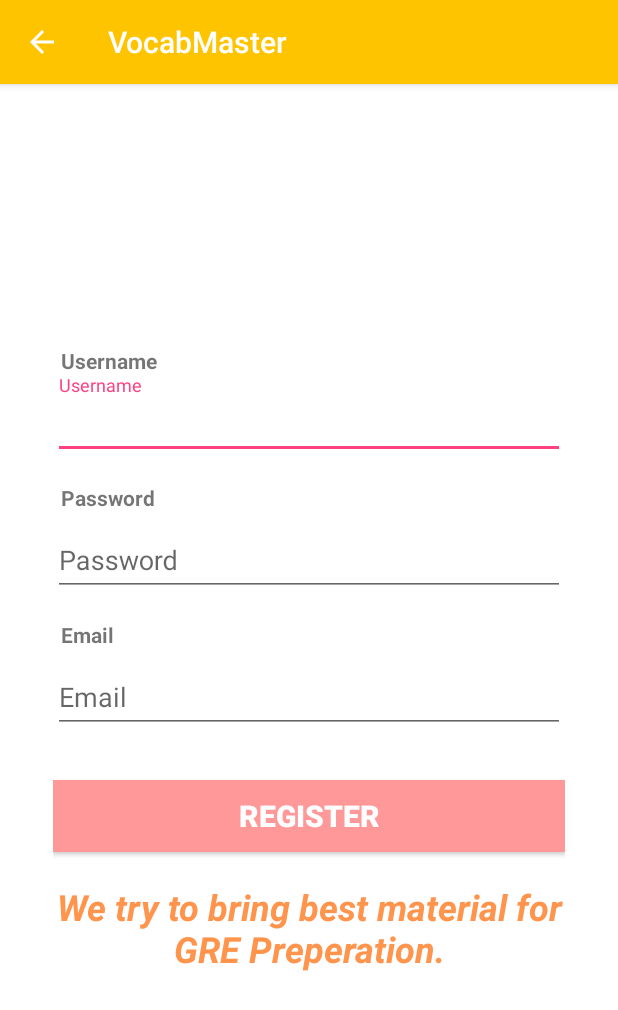
After one commit to ssahilsahil798/VocabMaestroAndroid, an Android app: the Register screen opened directly, with no data from a screen before it, on a phone screen of 412 x 824 dp. The commit adds this screen. Shown: the top 1010 px of the screen. Run offline under Robolectric (Android 15) with nearby library versions, the phone set to English and light mode, and no system bars; libraries missing offline, so code that uses them is left out: retrofit.client.

Commit message:
only logout and design changes left now

```diff
--- /dev/null
+++ b/app/src/main/java/com/master/vocab/vocabmaster/Activity/Register.java
@@ -0,0 +1,114 @@
+package com.master.vocab.vocabmaster.Activity;
+
+import android.content.Intent;
+import android.content.SharedPreferences;
+import android.os.Bundle;
+import android.support.annotation.Nullable;
+import android.support.v7.app.AppCompatActivity;
+import android.util.Patterns;
+import android.view.View;
+import android.widget.Button;
+import android.widget.EditText;
+
+import com.master.vocab.vocabmaster.Api.ApiClient;
+import com.master.vocab.vocabmaster.MainActivity;
+import com.master.vocab.vocabmaster.R;
+import com.master.vocab.vocabmaster.SharedPref.SharedPrefs;
+
+import org.json.JSONException;
+import org.json.JSONObject;
+
+import java.util.regex.Pattern;
+
+import retrofit.Callback;
+import retrofit.RetrofitError;
+import retrofit.client.Response;
+
+/**
+ * Created by sahildeswal on 15/09/16.
+ */
+public class Register extends AppCompatActivity {
+
+    private EditText username;
+    private EditText password;
+    private Button registerButton;
+    private EditText email;
+
+    @Override
+    protected void onCreate(@Nullable Bundle savedInstanceState) {
+        super.onCreate(savedInstanceState);
+        setContentView(R.layout.register);
+
+
+        username = (EditText)findViewById(R.id.username_register);
+        password = (EditText)findViewById(R.id.password_register);
+        email = (EditText)findViewById(R.id.email_register);
+
+        registerButton = (Button)findViewById(R.id.register);
+
+        registerButton.setOnClickListener(new View.OnClickListener() {
+            @Override
+            public void onClick(View view) {
+                if(checkData() == true){
+                    ApiClient.getFeedApiInterface().manualRegister(username.getText().toString(), password.getText().toString(), email.getText().toString(), new Callback<String>() {
+                        @Override
+                        public void success(String s, Response response) {
+
+                            try {
+                                JSONObject obj = new JSONObject(s);
+                                int created = Integer.parseInt(obj.optString("created"));
+                                String username_returned = obj.optString("username");
+                                String api_key_returned = obj.optString("api_key");
+                                if(created == 1){
+                                    SharedPrefs.putString(getApplicationContext(), "registered", "reg");
+                                    SharedPrefs.putString(getApplicationContext(), "username", username_returned);
+                                    SharedPrefs.putString(getApplicationContext(), "api_key", api_key_returned);
+                                    Intent intent = new Intent(Register.this, MainActivity.class);
+                                    startActivity(intent);
+                                    finish();
+                                }
+
+                            } catch (JSONException e) {
+                                e.printStackTrace();
+                            }
+                        }
+
+                        @Override
+                        public void failure(RetrofitError error) {
+
+                        }
+                    });
+                }
+            }
+        });
+
+
+
+    }
+
+    private boolean validEmail(String email) {
+        Pattern pattern = Patterns.EMAIL_ADDRESS;
+        return pattern.matcher(email).matches();
+    }
+
+    private boolean checkData() {
+        String user = username.getText().toString();
+        String pass = password.getText().toString();
+        String emailid = email.getText().toString();
+        if(null == user || user == ""){
+            return false;
+        }
+        else if(null == pass || pass == ""){
+            return false;
+        }
+        else if(null == email || emailid == ""){
+            return false;
+        }
+        else if(validEmail(emailid) == false){
+            return false;
+        }else{
+            return true;
+        }
+
+    }
+}
--- a/app/src/main/java/com/master/vocab/vocabmaster/Api/ApiClient.java
+++ b/app/src/main/java/com/master/vocab/vocabmaster/Api/ApiClient.java
@@ -13,7 +13,7 @@ public class ApiClient {
 
 
         public static RestAdapter getRestAdapter() {
-            return GlobalClass.get_instance().getRestAdapter();
+            return GlobalClass.getInstance().getRestAdapter();
         }
 
         public static FeedApiInterface getFeedApiInterface() {
--- a/app/src/main/java/com/master/vocab/vocabmaster/Api/FeedApiInterface.java
+++ b/app/src/main/java/com/master/vocab/vocabmaster/Api/FeedApiInterface.java
@@ -18,13 +18,13 @@ public interface FeedApiInterface {
 
     @Headers("content-type: application/x-www-form-urlencoded")
     @FormUrlEncoded
-    @POST("user/auth/login")
+    @POST("/user/auth/login/")
     public void manualLogin(@Field("username") String username, @Field("password") String password, Callback<String> cb);
 
     @Headers("content-type: application/x-www-form-urlencoded")
     @FormUrlEncoded
-    @POST("user/register")
-    public void manualRegister(@Field("username") String username, @Field("password") String password, Callback<String> cb);
+    @POST("/user/register/")
+    public void manualRegister(@Field("username") String username, @Field("password") String password, @Field("email") String email, Callback<String> cb);
 
     @GET("/cardstatus")
     public void getUserCardStatus(Callback<String> cb);
--- a/app/src/main/java/com/master/vocab/vocabmaster/SharedPref/SharedPrefs.java
+++ b/app/src/main/java/com/master/vocab/vocabmaster/SharedPref/SharedPrefs.java
@@ -38,7 +38,7 @@ public class SharedPrefs {
     }
 
     public static void clearSharedPrefs(){
-        SharedPreferences s = getSharedPreferences(GlobalClass.get_instance().getApplicationContext(), getKeyValueStoreName());
+        SharedPreferences s = getSharedPreferences(GlobalClass.getInstance().getApplicationContext(), getKeyValueStoreName());
         s.edit().clear().commit();
     }
 
--- /dev/null
+++ b/app/src/main/res/layout/register.xml
@@ -0,0 +1,103 @@
+<?xml version="1.0" encoding="utf-8"?>
+<RelativeLayout xmlns:android="http://schemas.android.com/apk/res/android"
+    android:orientation="vertical"
+    android:background="#ffffff"
+    android:layout_width="match_parent"
+    android:layout_height="match_parent">
+
+    <LinearLayout
+        android:layout_width="match_parent"
+        android:orientation="vertical"
+        android:layout_marginTop="40dp"
+        android:layout_centerInParent="true"
+        android:layout_marginLeft="35dp"
+        android:layout_marginRight="35dp"
+        android:layout_height="wrap_content">
+
+        <TextView
+            android:layout_width="wrap_content"
+            android:textStyle="bold"
+            android:layout_marginLeft="5dp"
+            android:text="Username"
+            android:layout_height="wrap_content" />
+
+        <android.support.design.widget.TextInputLayout
+            android:layout_width="match_parent"
+            android:layout_marginBottom="@dimen/activity_horizontal_margin"
+            android:layout_height="wrap_content">
+
+            <EditText
+                android:id="@+id/username_register"
+                android:layout_width="match_parent"
+                android:hint="Username"
+                android:layout_height="wrap_content" />
+
+        </android.support.design.widget.TextInputLayout>
+
+        <TextView
+            android:layout_width="wrap_content"
+            android:textStyle="bold"
+            android:layout_marginLeft="5dp"
+            android:text="Password"
+            android:layout_height="wrap_content" />
+
+        <android.support.design.widget.TextInputLayout
+            android:layout_width="match_parent"
+            android:layout_marginBottom="@dimen/activity_horizontal_margin"
+            android:layout_height="wrap_content">
+
+            <EditText
+                android:id="@+id/password_register"
+                android:layout_width="match_parent"
+                android:hint="Password"
+                android:layout_height="wrap_content" />
+
+        </android.support.design.widget.TextInputLayout>
+
+
+        <TextView
+            android:layout_width="wrap_content"
+            android:textStyle="bold"
+            android:layout_marginLeft="5dp"
+            android:text="Email"
+            android:layout_height="wrap_content" />
+
+        <android.support.design.widget.TextInputLayout
+            android:layout_width="match_parent"
+            android:layout_marginBottom="@dimen/activity_horizontal_margin"
+            android:layout_height="wrap_content">
+
+            <EditText
+                android:id="@+id/email_register"
+                android:layout_width="match_parent"
+                android:hint="Email"
+                android:layout_height="wrap_content" />
+
+        </android.support.design.widget.TextInputLayout>
+
+
+
+        <Button
+            android:layout_marginTop="15dp"
+            android:id="@+id/register"
+            android:text="Register"
+            android:background="#ff9999"
+            android:textStyle="bold"
+            android:textColor="#ffffff"
+            android:textSize="20sp"
+            android:layout_width="match_parent"
+            android:layout_height="wrap_content" />
+
+
+        <TextView
+            android:text="We try to bring best material for GRE Preperation."
+            android:textSize="24sp"
+            android:gravity="center"
+            android:layout_marginTop="20dp"
+            android:textStyle="italic|bold"
+            android:textColor="#ff944d"
+            android:layout_width="match_parent"
+            android:layout_height="wrap_content" />
+    </LinearLayout>
+
+</RelativeLayout>
--- a/app/src/main/res/menu/activity_main_drawer.xml
+++ b/app/src/main/res/menu/activity_main_drawer.xml
@@ -1,6 +1,8 @@
 <?xml version="1.0" encoding="utf-8"?>
 <menu xmlns:android="http://schemas.android.com/apk/res/android">
 
+    <item android:title="Gre Words"
+        android:id="@+id/main_act"/>
 
 
 
```
Also changed, not shown: app/src/main/AndroidManifest.xml (+26 -2 lines), app/src/main/java/com/master/vocab/vocabmaster/Activity/Login.java (added, +104 -0 lines), app/src/main/java/com/master/vocab/vocabmaster/Activity/Splash.java (added, +61 -0 lines), app/src/main/java/com/master/vocab/vocabmaster/GlobalClass.java (+19 -8 lines), app/src/main/java/com/master/vocab/vocabmaster/MainActivity.java (+5 -10 lines), app/src/main/res/layout/activity_splash.xml (added, +12 -0 lines), app/src/main/res/layout/login.xml (added, +90 -0 lines).
